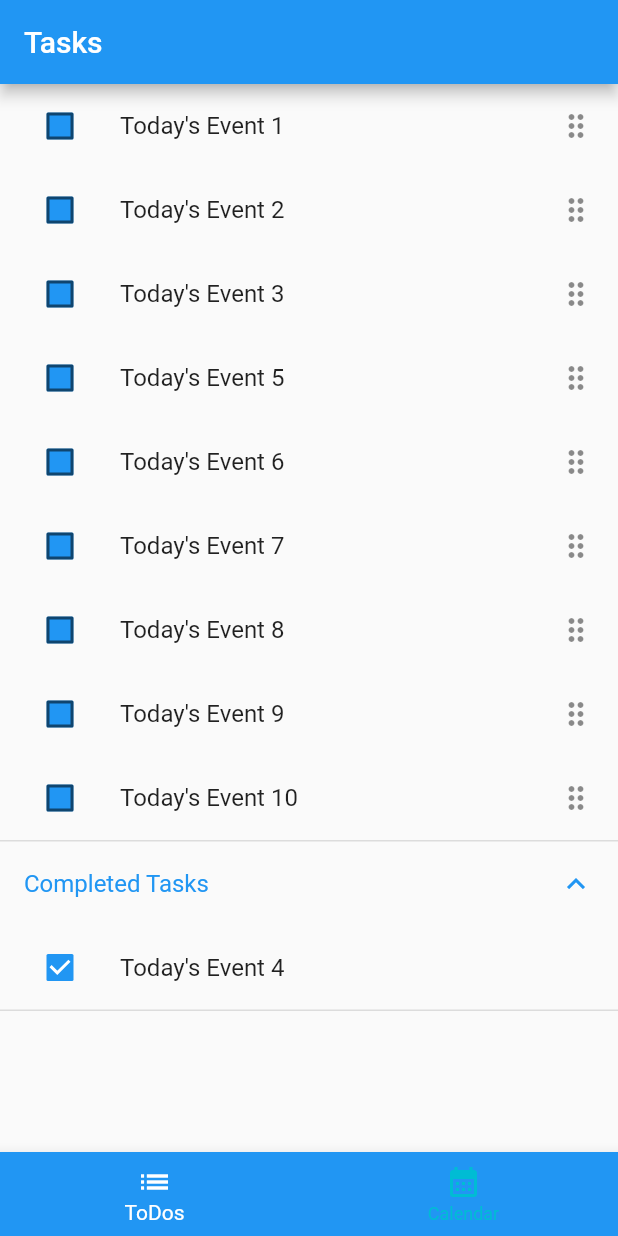
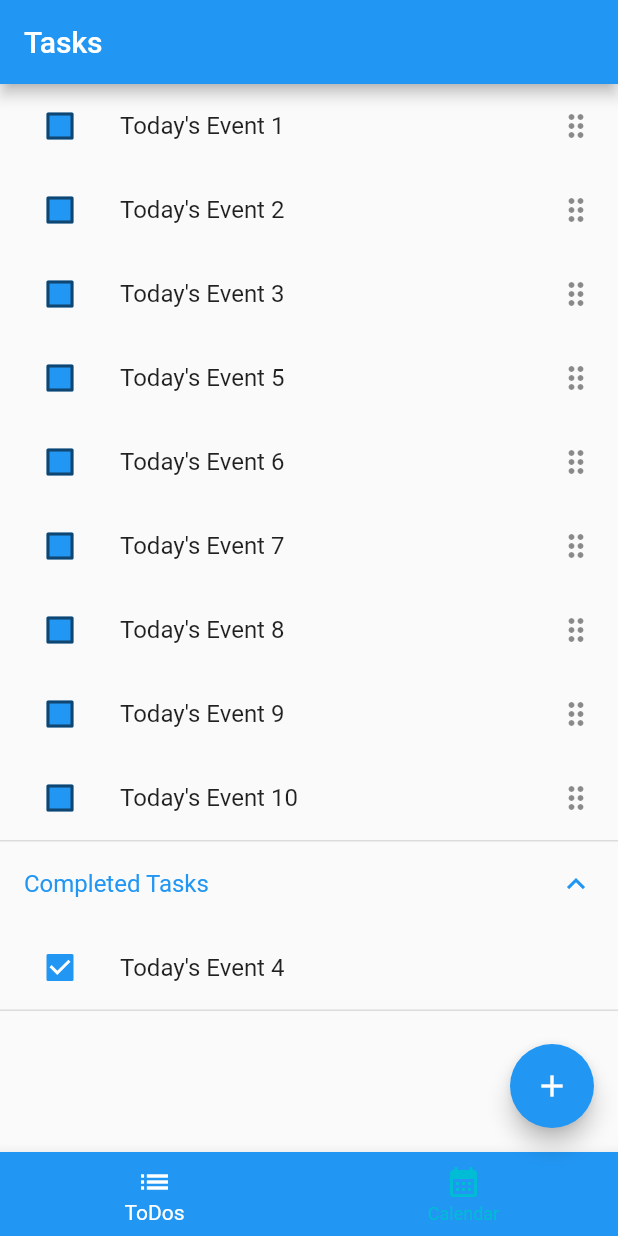
Before and after one commit to dondonjedd/ToDo-Vimigo-App, a Flutter app: the screen it shows after launch, on a phone screen of 412 x 824 dp. Run offline on Flutter 3.47's test engine with Material 2 defaults, Android fonts, the phone set to English and light mode, and no system bars; our stand-ins replace table_calendar.

Commit message:
create floating add task button in Tasks screen

```diff
--- a/lib/Views/tabsScreen.dart
+++ b/lib/Views/tabsScreen.dart
@@ -30,8 +30,8 @@ class _TabsScreenState extends State<TabsScreen> {
     return ChangeNotifierProvider(
       create: (ctx) => Tasks(),
       child: Scaffold(
-        appBar:
-            AppBar(title: Text(_pages[_selectedPageIndex]["title"] as String)),
+          appBar: AppBar(
+              title: Text(_pages[_selectedPageIndex]["title"] as String)),
           body: _pages[_selectedPageIndex]["page"] as Widget,
           bottomNavigationBar: BottomNavigationBar(
               onTap: _selectPage,
@@ -49,7 +49,15 @@ class _TabsScreenState extends State<TabsScreen> {
                 BottomNavigationBarItem(
                     icon: Icon(Icons.calendar_month), label: "Calendar")
               ]),
+          floatingActionButton: _selectedPageIndex == 0
+              ? FloatingActionButton(
+                  backgroundColor: Theme.of(context).colorScheme.primary,
+                  onPressed: (() {}),
+                  child: const Icon(
+                    Icons.add,
                   ),
+                )
+              : null),
     );
   }
 }
```
Lines whose indentation alone changed are shown as unchanged.
